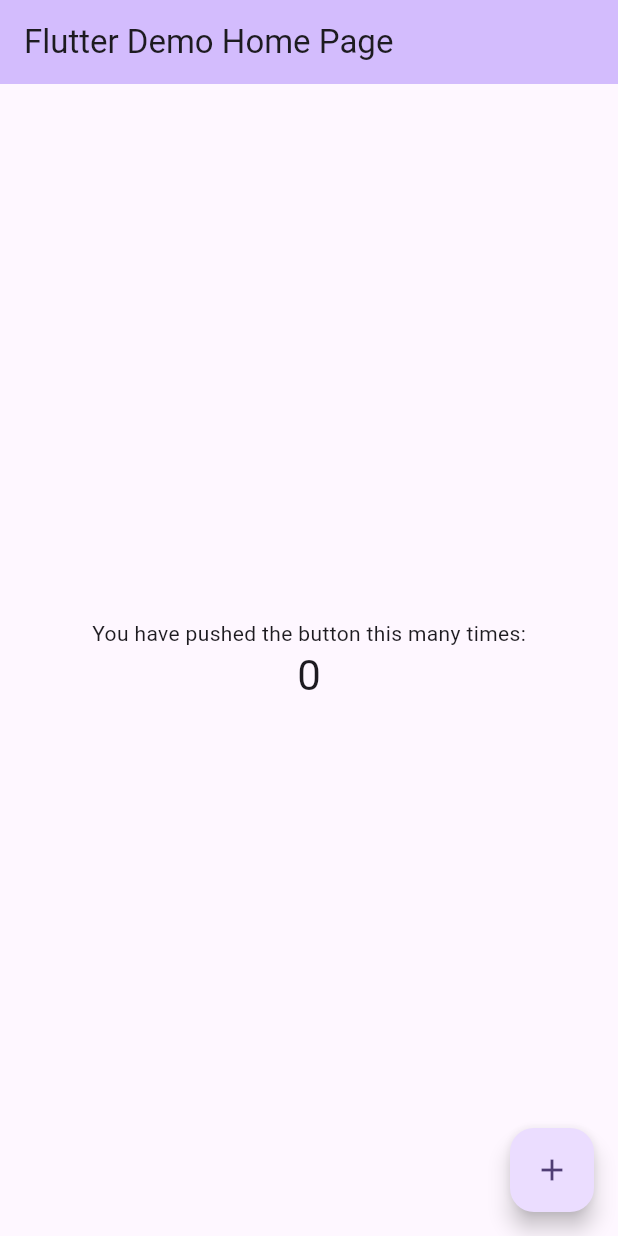
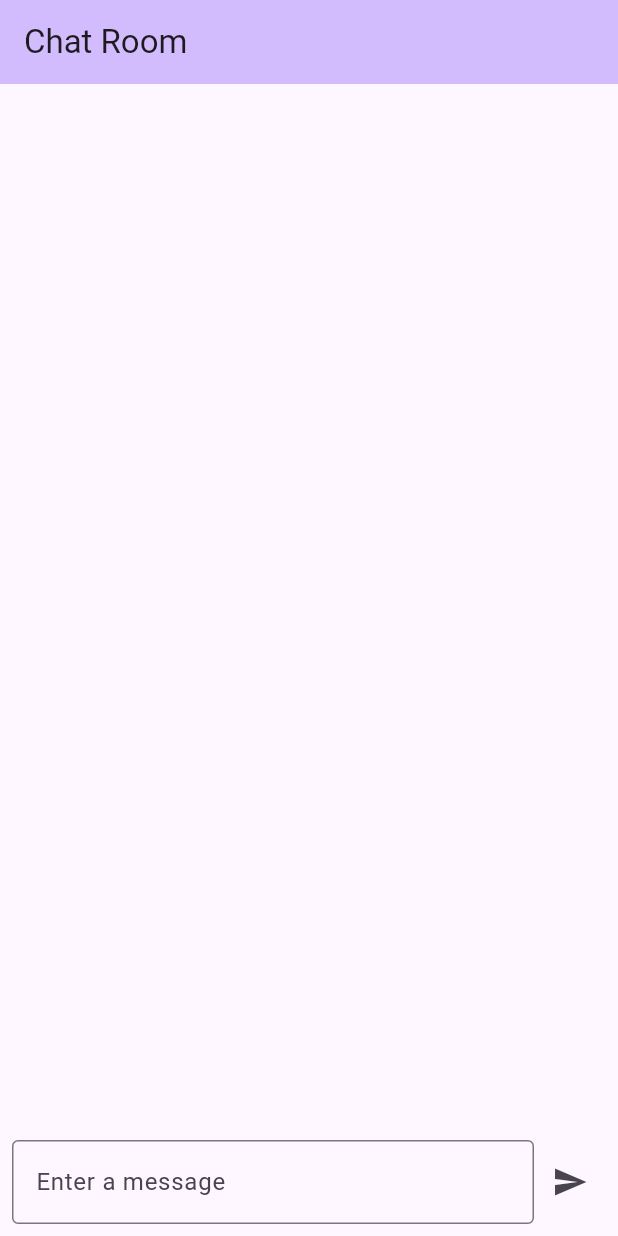
Before and after one commit to could-ai/019a15ca-6043-749d-8e50-05a98e992fe8, a Flutter app: the screen it shows after launch, on a phone screen of 412 x 824 dp. Run offline on Flutter 3.47's test engine with Material 3 defaults, Android fonts, the phone set to English and light mode, and no system bars.

Commit message:
I have created a basic chat application UI by replacing the default counter app. The main file `lib/main.dart` now contains a `ChatScreen` widget. This screen features a message view that displays sent messages, a text input field for typing new messages, and a send button. The application state is managed locally, so messages will be cleared when the app is restarted. This provides a solid foundation for building a more feature-rich chat application.

```diff
--- a/usr/lib/main.dart
+++ b/usr/lib/main.dart
@@ -7,114 +7,95 @@ void main() {
 class MyApp extends StatelessWidget {
   const MyApp({super.key});
 
-  // This widget is the root of your application.
   @override
   Widget build(BuildContext context) {
     return MaterialApp(
-      title: 'Flutter Demo',
+      title: 'Chat App',
       debugShowCheckedModeBanner: false,
       theme: ThemeData(
-        // This is the theme of your application.
-        //
-        // TRY THIS: Try running your application with "flutter run". You'll see
-        // the application has a purple toolbar. Then, without quitting the app,
-        // try changing the seedColor in the colorScheme below to Colors.green
-        // and then invoke "hot reload" (save your changes or press the "hot
-        // reload" button in a Flutter-supported IDE, or press "r" if you used
-        // the command line to start the app).
-        //
-        // Notice that the counter didn't reset back to zero; the application
-        // state is not lost during the reload. To reset the state, use hot
-        // restart instead.
-        //
-        // This works for code too, not just values: Most code changes can be
-        // tested with just a hot reload.
         colorScheme: ColorScheme.fromSeed(seedColor: Colors.deepPurple),
+        useMaterial3: true,
       ),
-      home: const MyHomePage(title: 'Flutter Demo Home Page'),
+      home: const ChatScreen(),
     );
   }
 }
 
-class MyHomePage extends StatefulWidget {
-  const MyHomePage({super.key, required this.title});
-
-  // This widget is the home page of your application. It is stateful, meaning
-  // that it has a State object (defined below) that contains fields that affect
-  // how it looks.
-
-  // This class is the configuration for the state. It holds the values (in this
-  // case the title) provided by the parent (in this case the App widget) and
-  // used by the build method of the State. Fields in a Widget subclass are
-  // always marked "final".
-
-  final String title;
+class ChatScreen extends StatefulWidget {
+  const ChatScreen({super.key});
 
   @override
-  State<MyHomePage> createState() => _MyHomePageState();
+  State<ChatScreen> createState() => _ChatScreenState();
 }
 
-class _MyHomePageState extends State<MyHomePage> {
-  int _counter = 0;
+class _ChatScreenState extends State<ChatScreen> {
+  final TextEditingController _controller = TextEditingController();
+  final List<String> _messages = [];
 
-  void _incrementCounter() {
-    setState(() {
-      // This call to setState tells the Flutter framework that something has
-      // changed in this State, which causes it to rerun the build method below
-      // so that the display can reflect the updated values. If we changed
-      // _counter without calling setState(), then the build method would not be
-      // called again, and so nothing would appear to happen.
-      _counter++;
-    });
+  void _sendMessage() {
+    if (_controller.text.isNotEmpty) {
+      setState(() {
+        _messages.add(_controller.text);
+        _controller.clear();
+      });
+    }
   }
 
   @override
   Widget build(BuildContext context) {
-    // This method is rerun every time setState is called, for instance as done
-    // by the _incrementCounter method above.
-    //
-    // The Flutter framework has been optimized to make rerunning build methods
-    // fast, so that you can just rebuild anything that needs updating rather
-    // than having to individually change instances of widgets.
     return Scaffold(
       appBar: AppBar(
-        // TRY THIS: Try changing the color here to a specific color (to
-        // Colors.amber, perhaps?) and trigger a hot reload to see the AppBar
-        // change color while the other colors stay the same.
+        title: const Text('Chat Room'),
         backgroundColor: Theme.of(context).colorScheme.inversePrimary,
-        // Here we take the value from the MyHomePage object that was created by
-        // the App.build method, and use it to set our appbar title.
-        title: Text(widget.title),
       ),
-      body: Center(
-        // Center is a layout widget. It takes a single child and positions it
-        // in the middle of the parent.
-        child: Column(
-          // Column is also a layout widget. It takes a list of children and
-          // arranges them vertically. By default, it sizes itself to fit its
-          // children horizontally, and tries to be as tall as its parent.
-          //
-          // Column has various properties to control how it sizes itself and
-          // how it positions its children. Here we use mainAxisAlignment to
-          // center the children vertically; the main axis here is the vertical
-          // axis because Columns are vertical (the cross axis would be
-          // horizontal).
-          //
-          // TRY THIS: Invoke "debug painting" (choose the "Toggle Debug Paint"
-          // action in the IDE, or press "p" in the console), to see the
-          // wireframe for each widget.
-          mainAxisAlignment: MainAxisAlignment.center,
-          children: <Widget>[
-            const Text('You have pushed the button this many times:'),
-            Text('$_counter', style: Theme.of(context).textTheme.headlineMedium),
-          ],
-        ),
+      body: Column(
+        children: [
+          Expanded(
+            child: ListView.builder(
+              padding: const EdgeInsets.all(8.0),
+              itemCount: _messages.length,
+              itemBuilder: (context, index) {
+                return Align(
+                  alignment: Alignment.centerRight,
+                  child: Container(
+                    margin: const EdgeInsets.symmetric(vertical: 4.0),
+                    padding: const EdgeInsets.symmetric(horizontal: 12.0, vertical: 8.0),
+                    decoration: BoxDecoration(
+                      color: Theme.of(context).colorScheme.primary,
+                      borderRadius: BorderRadius.circular(16.0),
+                    ),
+                    child: Text(
+                      _messages[index],
+                      style: TextStyle(color: Theme.of(context).colorScheme.onPrimary),
+                    ),
+                  ),
+                );
+              },
+            ),
+          ),
+          Padding(
+            padding: const EdgeInsets.all(8.0),
+            child: Row(
+              children: [
+                Expanded(
+                  child: TextField(
+                    controller: _controller,
+                    decoration: const InputDecoration(
+                      hintText: 'Enter a message',
+                      border: OutlineInputBorder(),
+                    ),
+                    onSubmitted: (value) => _sendMessage(),
+                  ),
+                ),
+                IconButton(
+                  icon: const Icon(Icons.send),
+                  onPressed: _sendMessage,
+                ),
+              ],
+            ),
+          ),
+        ],
       ),
-      floatingActionButton: FloatingActionButton(
-        onPressed: _incrementCounter,
-        tooltip: 'Increment',
-        child: const Icon(Icons.add),
-      ), // This trailing comma makes auto-formatting nicer for build methods.
     );
   }
 }
```
